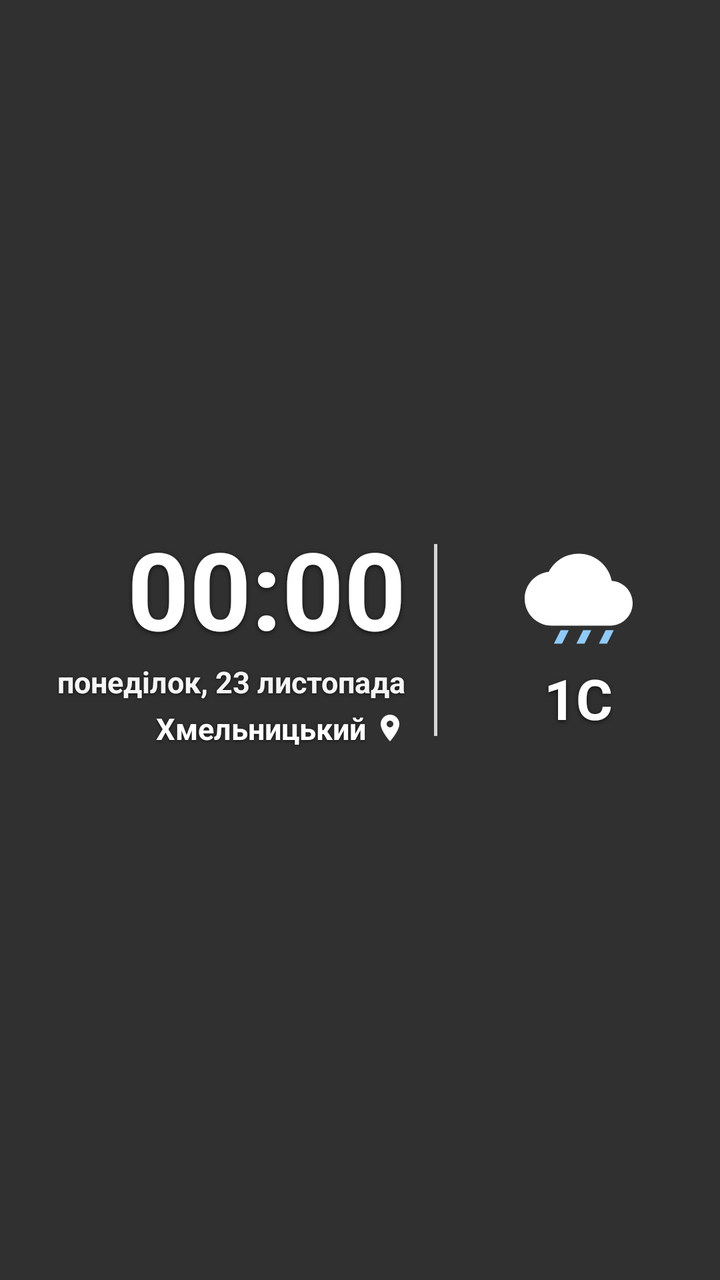
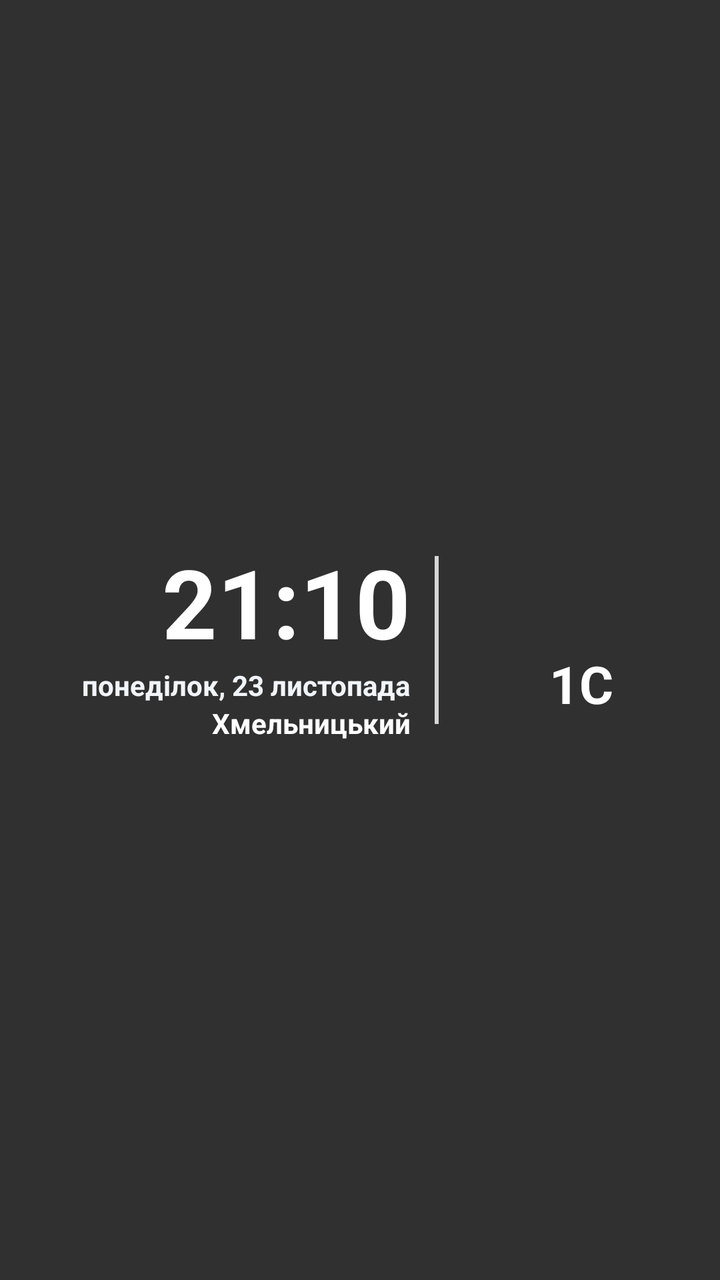

An Android layout rendered at two revisions. The XML below is the earlier revision; the diff shows what the commit changed to produce the second picture.
<!-- AndroidManifest.xml: application theme android:Theme.Material.NoActionBar -->
<!-- res/layout/widget_froggy_weather.xml -->
<?xml version="1.0" encoding="utf-8"?>
<LinearLayout xmlns:android="http://schemas.android.com/apk/res/android" android:id="@+id/widget_root" android:layout_width="match_parent" android:layout_height="match_parent" android:background="@android:color/transparent" android:gravity="center_vertical" android:orientation="horizontal" android:padding="12dp"><LinearLayout android:layout_width="0dp" android:layout_height="wrap_content" android:layout_weight="1.35" android:gravity="end" android:orientation="vertical" android:paddingEnd="14dp"><TextClock android:id="@+id/widget_clock" android:layout_width="wrap_content" android:layout_height="wrap_content" android:format12Hour="HH:mm" android:format24Hour="HH:mm" android:includeFontPadding="false" android:shadowColor="#AA000000" android:shadowDx="0" android:shadowDy="2" android:shadowRadius="6" android:textColor="#FFFFFF" android:textSize="54sp" android:textStyle="bold" /><TextView android:id="@+id/widget_date" android:layout_width="wrap_content" android:layout_height="wrap_content" android:layout_marginTop="2dp" android:shadowColor="#AA000000" android:shadowDx="0" android:shadowDy="1" android:shadowRadius="4" android:text="понеділок, 23 листопада" android:textColor="#F5F5F5" android:textSize="15sp" android:textStyle="bold" /><LinearLayout android:layout_width="wrap_content" android:layout_height="wrap_content" android:layout_marginTop="3dp" android:gravity="center_vertical" android:orientation="horizontal"><TextView android:id="@+id/widget_city" android:layout_width="wrap_content" android:layout_height="wrap_content" android:shadowColor="#AA000000" android:shadowDx="0" android:shadowDy="1" android:shadowRadius="4" android:text="Хмельницький" android:textColor="#FFFFFF" android:textSize="15sp" android:textStyle="bold" /><ImageView android:layout_width="16dp" android:layout_height="16dp" android:layout_marginStart="4dp" android:src="@drawable/ic_widget_pin" /></LinearLayout></LinearLayout><View android:layout_width="1.5dp" android:layout_height="96dp" android:background="#CCFFFFFF" /><LinearLayout android:layout_width="0dp" android:layout_height="wrap_content" android:layout_weight="0.85" android:gravity="center" android:orientation="vertical" android:paddingStart="12dp"><ImageView android:id="@+id/widget_weather_icon" android:layout_width="54dp" android:layout_height="54dp" android:src="@drawable/ic_widget_rain" /><TextView android:id="@+id/widget_temp" android:layout_width="wrap_content" android:layout_height="wrap_content" android:layout_marginTop="4dp" android:shadowColor="#AA000000" android:shadowDx="0" android:shadowDy="2" android:shadowRadius="5" android:text="1C" android:textColor="#FFFFFF" android:textSize="28sp" android:textStyle="bold" /></LinearLayout></LinearLayout>
<!-- resources referenced by this layout -->
<resources>
  <!-- drawable ic_widget_pin (drawable) -->
  <vector xmlns:android="http://schemas.android.com/apk/res/android" android:width="18dp" android:height="18dp" android:viewportWidth="24" android:viewportHeight="24"><path android:fillColor="#FFFFFF" android:pathData="M12,2C8.13,2 5,5.13 5,9c0,5.25 7,13 7,13s7,-7.75 7,-13c0,-3.87 -3.13,-7 -7,-7zM12,11.5c-1.38,0 -2.5,-1.12 -2.5,-2.5s1.12,-2.5 2.5,-2.5 2.5,1.12 2.5,2.5 -1.12,2.5 -2.5,2.5z"/></vector>
  <!-- drawable ic_widget_rain (drawable) -->
  <vector xmlns:android="http://schemas.android.com/apk/res/android" android:width="48dp" android:height="48dp" android:viewportWidth="24" android:viewportHeight="24"><path android:fillColor="#FFFFFF" android:pathData="M19.35,8.04C18.67,4.59 15.64,2 12,2 9.11,2 6.6,3.64 5.35,6.04 2.34,6.36 0,8.91 0,12c0,3.31 2.69,6 6,6h13c2.76,0 5,-2.24 5,-5 0,-2.64 -2.05,-4.78 -4.65,-4.96z"/><path android:fillColor="#90CAF9" android:pathData="M8,19l-1.5,3h1.8l1.5,-3zM13,19l-1.5,3h1.8l1.5,-3zM18,19l-1.5,3h1.8l1.5,-3z"/></vector>
</resources>

<!-- the commit's change to res/layout/widget_froggy_weather.xml (unified diff, before → after) -->
@@ -1,2 +1,2 @@
 <?xml version="1.0" encoding="utf-8"?>
-<LinearLayout xmlns:android="http://schemas.android.com/apk/res/android" android:id="@+id/widget_root" android:layout_width="match_parent" android:layout_height="match_parent" android:background="@android:color/transparent" android:gravity="center_vertical" android:orientation="horizontal" android:padding="12dp"><LinearLayout android:layout_width="0dp" android:layout_height="wrap_content" android:layout_weight="1.35" android:gravity="end" android:orientation="vertical" android:paddingEnd="14dp"><TextClock android:id="@+id/widget_clock" android:layout_width="wrap_content" android:layout_height="wrap_content" android:format12Hour="HH:mm" android:format24Hour="HH:mm" android:includeFontPadding="false" android:shadowColor="#AA000000" android:shadowDx="0" android:shadowDy="2" android:shadowRadius="6" android:textColor="#FFFFFF" android:textSize="54sp" android:textStyle="bold" /><TextView android:id="@+id/widget_date" android:layout_width="wrap_content" android:layout_height="wrap_content" android:layout_marginTop="2dp" android:shadowColor="#AA000000" android:shadowDx="0" android:shadowDy="1" android:shadowRadius="4" android:text="понеділок, 23 листопада" android:textColor="#F5F5F5" android:textSize="15sp" android:textStyle="bold" /><LinearLayout android:layout_width="wrap_content" android:layout_height="wrap_content" android:layout_marginTop="3dp" android:gravity="center_vertical" android:orientation="horizontal"><TextView android:id="@+id/widget_city" android:layout_width="wrap_content" android:layout_height="wrap_content" android:shadowColor="#AA000000" android:shadowDx="0" android:shadowDy="1" android:shadowRadius="4" android:text="Хмельницький" android:textColor="#FFFFFF" android:textSize="15sp" android:textStyle="bold" /><ImageView android:layout_width="16dp" android:layout_height="16dp" android:layout_marginStart="4dp" android:src="@drawable/ic_widget_pin" /></LinearLayout></LinearLayout><View android:layout_width="1.5dp" android:layout_height="96dp" android:background="#CCFFFFFF" /><LinearLayout android:layout_width="0dp" android:layout_height="wrap_content" android:layout_weight="0.85" android:gravity="center" android:orientation="vertical" android:paddingStart="12dp"><ImageView android:id="@+id/widget_weather_icon" android:layout_width="54dp" android:layout_height="54dp" android:src="@drawable/ic_widget_rain" /><TextView android:id="@+id/widget_temp" android:layout_width="wrap_content" android:layout_height="wrap_content" android:layout_marginTop="4dp" android:shadowColor="#AA000000" android:shadowDx="0" android:shadowDy="2" android:shadowRadius="5" android:text="1C" android:textColor="#FFFFFF" android:textSize="28sp" android:textStyle="bold" /></LinearLayout></LinearLayout>
+<LinearLayout xmlns:android="http://schemas.android.com/apk/res/android" android:id="@+id/widget_root" android:layout_width="match_parent" android:layout_height="match_parent" android:background="@android:color/transparent" android:gravity="center_vertical" android:orientation="horizontal" android:padding="10dp"><LinearLayout android:layout_width="0dp" android:layout_height="wrap_content" android:layout_weight="1.35" android:gravity="end" android:orientation="vertical" android:paddingEnd="12dp"><TextView android:id="@+id/widget_clock" android:layout_width="wrap_content" android:layout_height="wrap_content" android:text="21:10" android:textColor="#FFFFFF" android:textSize="48sp" android:textStyle="bold" /><TextView android:id="@+id/widget_date" android:layout_width="wrap_content" android:layout_height="wrap_content" android:text="понеділок, 23 листопада" android:textColor="#F1F5F9" android:textSize="14sp" android:textStyle="bold" /><TextView android:id="@+id/widget_city" android:layout_width="wrap_content" android:layout_height="wrap_content" android:text="Хмельницький" android:textColor="#FFFFFF" android:textSize="14sp" android:textStyle="bold" /></LinearLayout><View android:layout_width="2dp" android:layout_height="84dp" android:background="#CCFFFFFF" /><LinearLayout android:layout_width="0dp" android:layout_height="wrap_content" android:layout_weight="0.85" android:gravity="center" android:orientation="vertical" android:paddingStart="12dp"><ImageView android:id="@+id/widget_weather_icon" android:layout_width="44dp" android:layout_height="44dp" android:src="@mipmap/ic_launcher" /><TextView android:id="@+id/widget_temp" android:layout_width="wrap_content" android:layout_height="wrap_content" android:text="1C" android:textColor="#FFFFFF" android:textSize="26sp" android:textStyle="bold" /></LinearLayout></LinearLayout>
<!-- resource entries referenced after the edit -->
@@ -1,8 +1,11 @@
 <!-- resources referenced by this layout -->
 <resources>
-  <!-- drawable ic_widget_pin (drawable) -->
-  <vector xmlns:android="http://schemas.android.com/apk/res/android" android:width="18dp" android:height="18dp" android:viewportWidth="24" android:viewportHeight="24"><path android:fillColor="#FFFFFF" android:pathData="M12,2C8.13,2 5,5.13 5,9c0,5.25 7,13 7,13s7,-7.75 7,-13c0,-3.87 -3.13,-7 -7,-7zM12,11.5c-1.38,0 -2.5,-1.12 -2.5,-2.5s1.12,-2.5 2.5,-2.5 2.5,1.12 2.5,2.5 -1.12,2.5 -2.5,2.5z"/></vector>
-  <!-- drawable ic_widget_rain (drawable) -->
-  <vector xmlns:android="http://schemas.android.com/apk/res/android" android:width="48dp" android:height="48dp" android:viewportWidth="24" android:viewportHeight="24"><path android:fillColor="#FFFFFF" android:pathData="M19.35,8.04C18.67,4.59 15.64,2 12,2 9.11,2 6.6,3.64 5.35,6.04 2.34,6.36 0,8.91 0,12c0,3.31 2.69,6 6,6h13c2.76,0 5,-2.24 5,-5 0,-2.64 -2.05,-4.78 -4.65,-4.96z"/><path android:fillColor="#90CAF9" android:pathData="M8,19l-1.5,3h1.8l1.5,-3zM13,19l-1.5,3h1.8l1.5,-3zM18,19l-1.5,3h1.8l1.5,-3z"/></vector>
+  <!-- mipmap ic_launcher (mipmap-anydpi-v26) -->
+  <?xml version="1.0" encoding="utf-8"?>
+  <adaptive-icon xmlns:android="http://schemas.android.com/apk/res/android"><background android:drawable="@drawable/ic_launcher_bg"/><foreground android:drawable="@drawable/ic_launcher_fg"/></adaptive-icon>
+  <!-- drawable ic_launcher_bg (drawable) -->
+  <vector xmlns:android="http://schemas.android.com/apk/res/android" android:width="108dp" android:height="108dp" android:viewportWidth="108" android:viewportHeight="108"><path android:fillColor="#1E3A4C" android:pathData="M0,0h108v108h-108z"/></vector>
+  <!-- drawable ic_launcher_fg (drawable) -->
+  <vector xmlns:android="http://schemas.android.com/apk/res/android" android:width="108dp" android:height="108dp" android:viewportWidth="108" android:viewportHeight="108"><path android:fillColor="#74C67A" android:pathData="M34,68 C34,56 74,56 74,68 C74,77 64,80 54,80 C44,80 34,77 34,68 Z"/><path android:fillColor="#FFFFFF" android:pathData="M43,53 A4.3,4.3 0 1,1 42.9,53 Z"/><path android:fillColor="#FFFFFF" android:pathData="M65,53 A4.3,4.3 0 1,1 64.9,53 Z"/><path android:fillColor="#14181A" android:pathData="M43.5,53 A2.2,2.2 0 1,1 43.4,53 Z"/><path android:fillColor="#14181A" android:pathData="M64.5,53 A2.2,2.2 0 1,1 64.4,53 Z"/></vector>
 </resources>
 
